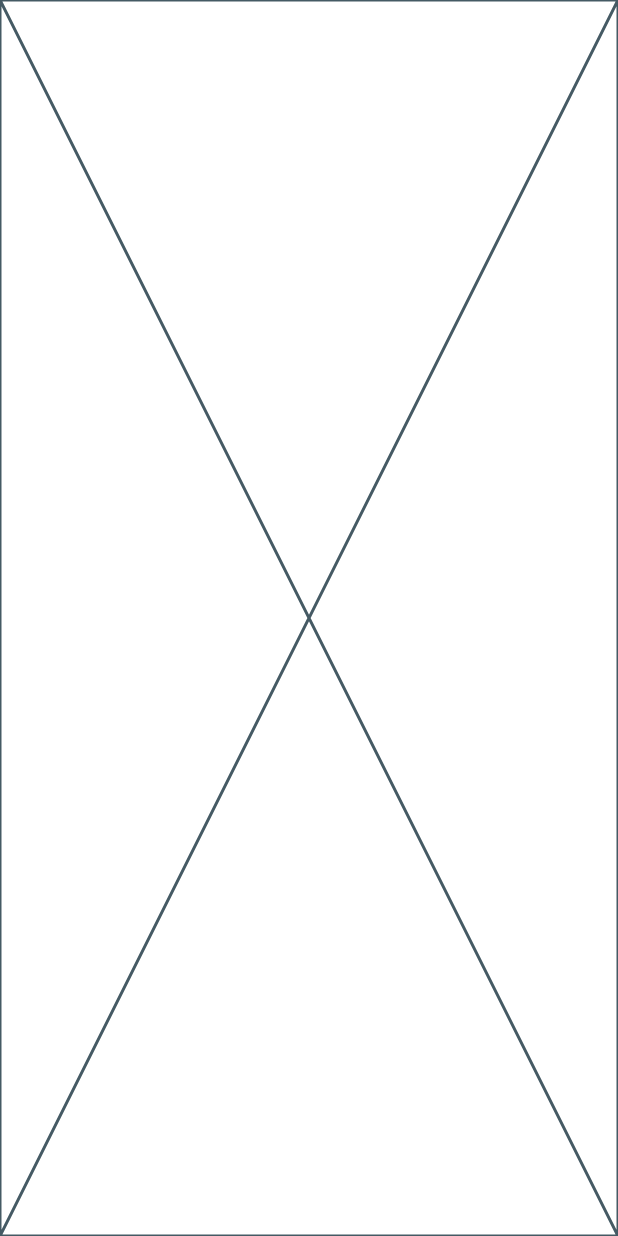
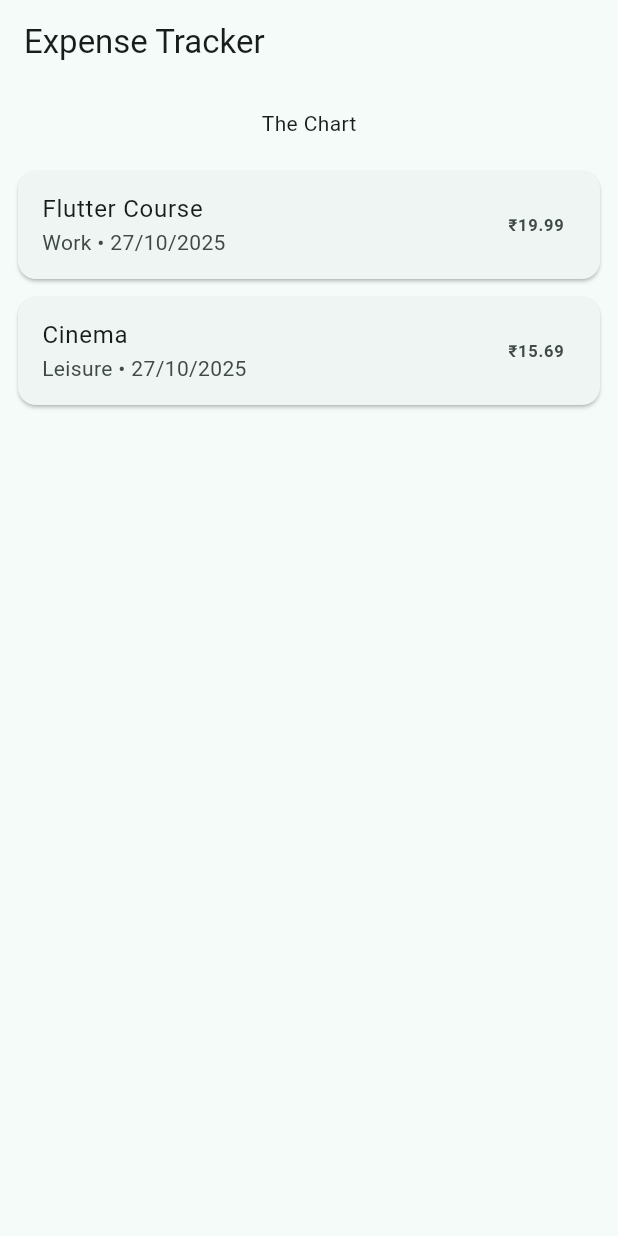
Before and after one commit to Avinash174/Expenses-Tracker, a Flutter app: the screen it shows after launch, on a phone screen of 412 x 824 dp. Run offline on Flutter 3.47's test engine with Material 3 defaults, Android fonts, the phone set to English and light mode, and no system bars.

Commit message:
new code added

```diff
--- a/lib/expenses.dart
+++ b/lib/expenses.dart
@@ -1,3 +1,5 @@
+import 'package:expense_tracker/widget/expenses_list/expenses_list.dart';
+import 'package:expense_tracker/model/expense.dart';
 import 'package:flutter/material.dart';
 
 class Expenses extends StatefulWidget {
@@ -8,8 +10,34 @@ class Expenses extends StatefulWidget {
 }
 
 class _ExpensesState extends State<Expenses> {
+  final List<ExpenseModel> registeredExpenses = [
+    ExpenseModel(
+      title: 'Flutter Course',
+      amount: 19.99,
+      date: DateTime.now(),
+      category: Category.work, // ✅ pass enum, not .name
+    ),
+    ExpenseModel(
+      title: 'Cinema',
+      amount: 15.69,
+      date: DateTime.now(),
+      category: Category.leisure, // ✅ pass enum, not .name
+    ),
+  ];
+
   @override
   Widget build(BuildContext context) {
-    return const Placeholder();
+    return Scaffold(
+      appBar: AppBar(title: const Text('Expense Tracker')),
+      body: Column(
+        children: [
+          const Padding(
+            padding: EdgeInsets.all(16.0),
+            child: Text('The Chart'),
+          ),
+          Expanded(child: ExpensesList(expenses: registeredExpenses)),
+        ],
+      ),
+    );
   }
 }
--- a/lib/main.dart
+++ b/lib/main.dart
@@ -1,5 +1,5 @@
+import 'package:flutter/material.dart';
 import 'package:expense_tracker/expenses.dart';
-import 'package:flutter/material.dart';
 
 void main() {
   runApp(const MyApp());
@@ -8,15 +8,14 @@ void main() {
 class MyApp extends StatelessWidget {
   const MyApp({super.key});
 
-  // This widget is the root of your application.
   @override
   Widget build(BuildContext context) {
     return MaterialApp(
-      title: 'Flutter Demo',
-      theme: ThemeData(
-        colorScheme: ColorScheme.fromSeed(seedColor: Colors.deepPurple),
-      ),
-      home: Expenses(),
+      debugShowMaterialGrid: false,
+      title: 'Expense Tracker',
+      debugShowCheckedModeBanner: false,
+      theme: ThemeData(useMaterial3: true, colorSchemeSeed: Colors.teal),
+      home: const Expenses(),
     );
   }
 }
--- /dev/null
+++ b/lib/model/expense.dart
@@ -0,0 +1,24 @@
+import 'package:uuid/uuid.dart';
+
+final _uuid = const Uuid();
+
+enum Category { food, travel, leisure, work, other }
+
+extension CategoryLabel on Category {
+  String get label => name[0].toUpperCase() + name.substring(1);
+}
+
+class ExpenseModel {
+  ExpenseModel({
+    required this.title,
+    required this.category,
+    required this.amount,
+    required this.date,
+  }) : id = _uuid.v4();
+
+  final String id;
+  final String title;
+  final double amount;
+  final DateTime date;
+  final Category category;
+}
--- /dev/null
+++ b/lib/widget/expenses_list/expenses_item.dart
@@ -0,0 +1,13 @@
+import 'package:expense_tracker/model/expense.dart';
+import 'package:flutter/material.dart';
+
+class ExpensesItems extends StatelessWidget {
+  const ExpensesItems({super.key, required this.expenses});
+
+  final ExpenseModel expenses;
+
+  @override
+  Widget build(BuildContext context) {
+    return Card(child: Text(expenses.title));
+  }
+}
--- /dev/null
+++ b/lib/widget/expenses_list/expenses_list.dart
@@ -0,0 +1,32 @@
+import 'package:flutter/material.dart';
+import 'package:expense_tracker/model/expense.dart';
+
+class ExpensesList extends StatelessWidget {
+  const ExpensesList({super.key, required this.expenses});
+
+  final List<ExpenseModel> expenses;
+
+  String _formatDate(DateTime d) =>
+      '${d.day.toString().padLeft(2, '0')}/${d.month.toString().padLeft(2, '0')}/${d.year}';
+
+  @override
+  Widget build(BuildContext context) {
+    return ListView.builder(
+      itemCount: expenses.length,
+      itemBuilder: (context, index) {
+        final e = expenses[index];
+        return Card(
+          margin: const EdgeInsets.symmetric(vertical: 6, horizontal: 12),
+          child: ListTile(
+            title: Text(e.title),
+            subtitle: Text('${e.category.label} • ${_formatDate(e.date)}'),
+            trailing: Text(
+              '₹${e.amount.toStringAsFixed(2)}',
+              style: const TextStyle(fontWeight: FontWeight.bold),
+            ),
+          ),
+        );
+      },
+    );
+  }
+}
--- a/pubspec.yaml
+++ b/pubspec.yaml
@@ -34,6 +34,7 @@ dependencies:
   # The following adds the Cupertino Icons font to your application.
   # Use with the CupertinoIcons class for iOS style icons.
   cupertino_icons: ^1.0.8
+  uuid: ^4.5.1
 
 dev_dependencies:
   flutter_test:
```
Also changed, not shown: pubspec.lock.
